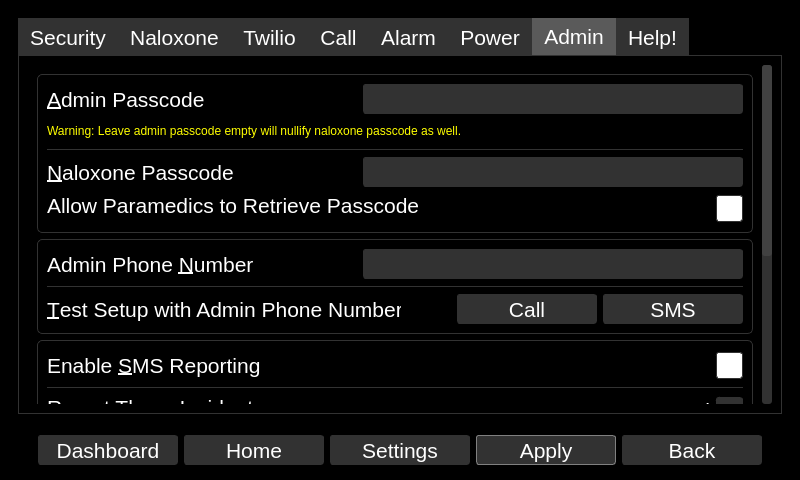
Old version of the form qt_design/main_window.ui in the repository zyl120/Naloxone_Safety_Kit.
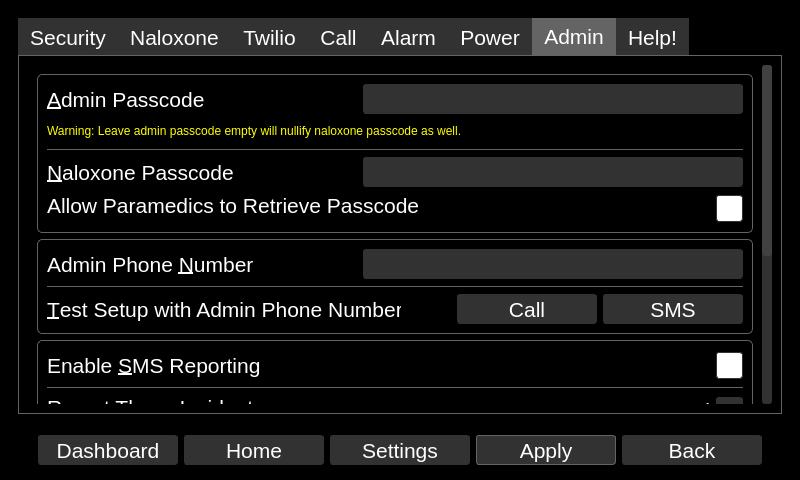
New version of the form. The open tabs and pages were chosen to show the change.

The edit to the form file:
```diff
--- a/qt_design/main_window.ui
+++ b/qt_design/main_window.ui
@@ -1205,9 +1205,9 @@
            <string notr="true">QTabWidget::tab-bar {
 alignment: center;
 }
-QTabWidget::pane{border-radius: 0px;border-color:rgb(50,50,50);border-width: 1px;border-style: solid;}
+QTabWidget::pane{border-radius: 0px;border-color:rgb(100,100,100);border-width: 1px;border-style: solid;}
 QTabBar::tab:selected {
-background: rgb(90,90,90);
+background: rgb(100,100,100);
 color:white;
 }
 QTabBar::tab:!selected {
@@ -3314,7 +3314,7 @@
                <property name="geometry">
                 <rect>
                  <x>0</x>
-                 <y>0</y>
+                 <y>-372</y>
                  <width>716</width>
                  <height>712</height>
                 </rect>
@@ -3323,7 +3323,7 @@
                 <item>
                  <widget class="QFrame" name="frame_13">
                   <property name="styleSheet">
-                   <string notr="true">QWidget#frame_13{border-radius: 5px;border-color:rgb(50,50,50);border-width: 1px;border-style: solid;}</string>
+                   <string notr="true">QWidget#frame_13{border-radius: 5px;border-color:rgb(100,100,100);border-width: 1px;border-style: solid;}</string>
                   </property>
                   <property name="frameShape">
                    <enum>QFrame::StyledPanel</enum>
@@ -3417,7 +3417,7 @@
                    <item>
                     <widget class="Line" name="line_11">
                      <property name="styleSheet">
-                      <string notr="true">color:rgb(50,50,50)</string>
+                      <string notr="true">color:rgb(100,100,100)</string>
                      </property>
                      <property name="frameShadow">
                       <enum>QFrame::Plain</enum>
@@ -3567,7 +3567,7 @@
                 <item>
                  <widget class="QFrame" name="frame_14">
                   <property name="styleSheet">
-                   <string notr="true">QWidget#frame_14{border-radius: 5px;border-color:rgb(50,50,50);border-width: 1px;border-style: solid;}</string>
+                   <string notr="true">QWidget#frame_14{border-radius: 5px;border-color:rgb(100,100,100);border-width: 1px;border-style: solid;}</string>
                   </property>
                   <property name="frameShape">
                    <enum>QFrame::StyledPanel</enum>
@@ -3633,7 +3633,7 @@
                    <item>
                     <widget class="Line" name="line_2">
                      <property name="styleSheet">
-                      <string notr="true">color:rgb(50,50,50)</string>
+                      <string notr="true">color:rgb(100,100,100)</string>
                      </property>
                      <property name="frameShadow">
                       <enum>QFrame::Plain</enum>
@@ -3747,7 +3747,7 @@
                 <item>
                  <widget class="QFrame" name="frame_17">
                   <property name="styleSheet">
-                   <string notr="true">QWidget#frame_17{border-radius: 5px;border-color:rgb(50,50,50);border-width: 1px;border-style: solid;}</string>
+                   <string notr="true">QWidget#frame_17{border-radius: 5px;border-color:rgb(100,100,100);border-width: 1px;border-style: solid;}</string>
                   </property>
                   <property name="frameShape">
                    <enum>QFrame::StyledPanel</enum>
@@ -3833,7 +3833,7 @@
                    <item>
                     <widget class="Line" name="line">
                      <property name="styleSheet">
-                      <string notr="true">color:rgb(50,50,50)</string>
+                      <string notr="true">color:rgb(100,100,100)</string>
                      </property>
                      <property name="frameShadow">
                       <enum>QFrame::Plain</enum>
@@ -5465,7 +5465,7 @@
           </font>
          </property>
          <property name="styleSheet">
-          <string notr="true">QPushButton:enabled{color: white; background-color: rgb(50,50,50); border-radius:3px;border-color: grey;border-width: 1px;border-style: solid;}
+          <string notr="true">QPushButton:enabled{color: white; background-color: rgb(50,50,50); border-radius:3px;border-color: rgb(100,100,100);border-width: 1px;border-style: solid;}
 
 QPushButton:disabled {
 background-color: rgb(20,20,20);
```
Left out of the diff: 108 changed lines with no effect on the pictures.
